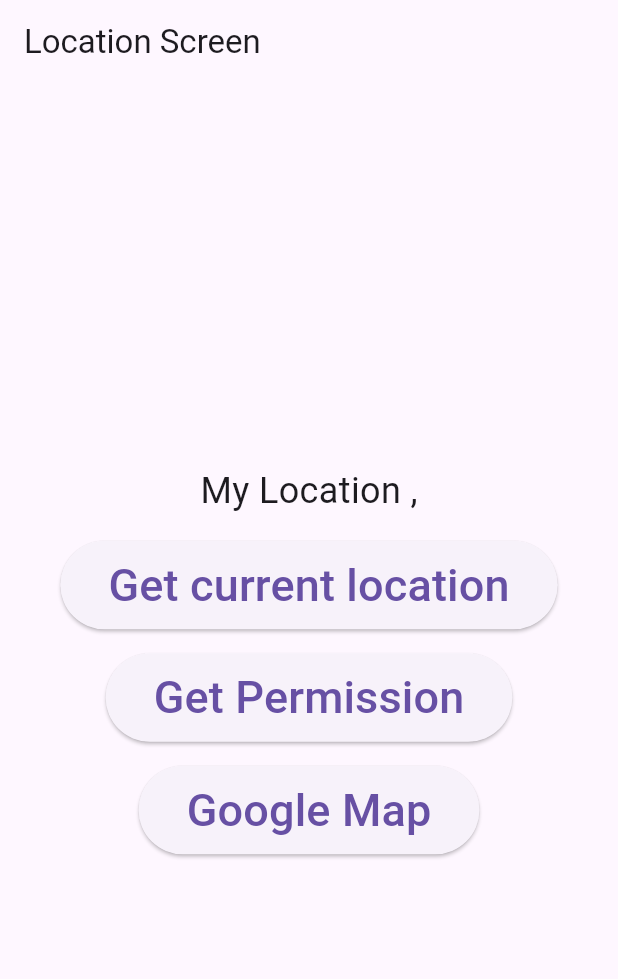
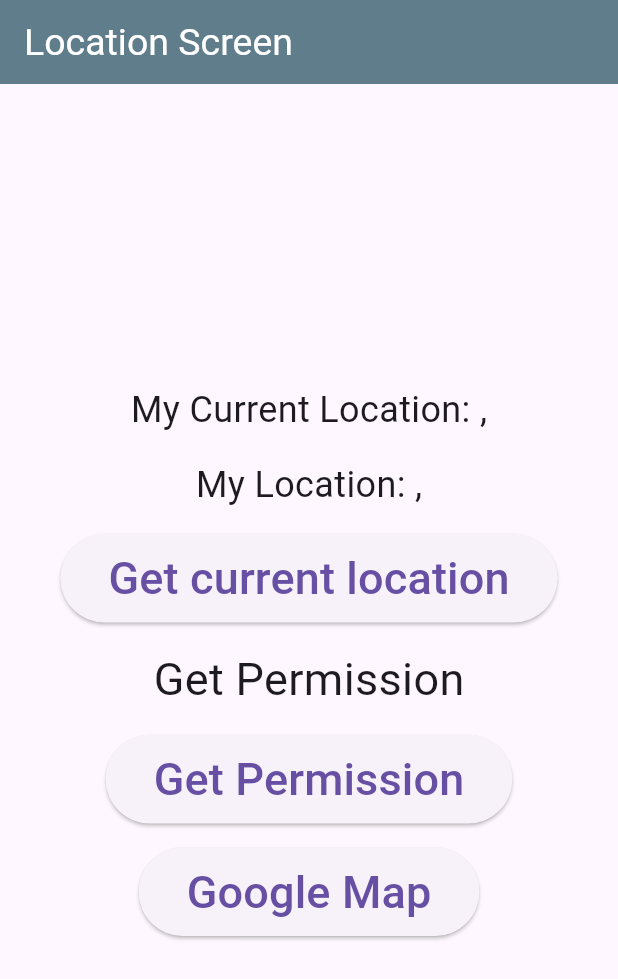
Before and after one commit to mastershanto/flutter_google_map, a Flutter app: the screen it shows after launch, on a phone screen of 412 x 824 dp. Shown: the top 979 px of the screen. Run offline on Flutter 3.47's test engine with Material 3 defaults, Android fonts, the phone set to English and light mode, and no system bars; our stand-ins replace google_maps_flutter, location.

Commit message:
location_screen update _v2

```diff
--- /dev/null
+++ b/lib/app_gm.dart
@@ -0,0 +1,18 @@
+import 'package:flutter/material.dart';
+
+import 'ui_screens/location_screen.dart';
+
+class AppWithGoogleMap extends StatelessWidget {
+  const AppWithGoogleMap({super.key});
+  @override
+  Widget build(BuildContext context) {
+    return MaterialApp(
+      title: 'Google Map Project',
+      theme: ThemeData(
+        primarySwatch: Colors.green,
+        primaryColor: Colors.blue,
+      ),
+      home:  const LocationScreen(),
+    );
+  }
+}
--- a/lib/location_screen.dart
+++ /dev/null
@@ -1,69 +0,0 @@
-
-import 'package:flutter/material.dart';
-import 'package:flutter_google_map/home_screen.dart';
-import 'package:location/location.dart';
-
-class LocationScreen extends StatefulWidget {
-  const LocationScreen({super.key});
-
-  @override
-  State<LocationScreen> createState() => _LocationScreenState();
-}
-
-class _LocationScreenState extends State<LocationScreen> {
-
-  Location location= Location();
-
-  LocationData? currentLocation;
-
-  @override
-  Widget build(BuildContext context) {
-    return SafeArea(
-      child: Scaffold(
-        appBar: AppBar(
-          title: const Text("Location Screen"),
-        ),
-        body: Center(
-          child: Column(
-            mainAxisAlignment: MainAxisAlignment.center,
-            children: [
-              Text("My Location ${currentLocation?.latitude??''},${currentLocation?.longitude??''}",style: const TextStyle(fontSize: 24),),
-              const SizedBox(height: 16,),
-              ElevatedButton(
-                  onPressed: () async {
-                currentLocation= await location.getLocation();
-
-                print("Latitude: ${currentLocation?.latitude}");
-                print("Longiture: ${currentLocation?.longitude}");
-                print("Altitude: ${currentLocation?.altitude}");
-
-
-              }, child: const Padding(
-                padding: EdgeInsets.all(8.0),
-                child: Text("Get current location",style: TextStyle(fontSize: 30),),
-              )),
-              const SizedBox(height: 16,),
-              ElevatedButton(
-                  onPressed: (){
-
-              }, child: const Padding(
-                padding: EdgeInsets.all(8.0),
-                child: Text("Get Permission",style: TextStyle(fontSize: 30),),
-              )),
-              const SizedBox(height: 16,),
-              ElevatedButton(
-                  onPressed: () {
-                     Navigator.push(context, MaterialPageRoute(builder: (context)=>const HomeScreen()));
-              }, child: const Padding(
-                padding: EdgeInsets.all(8.0),
-                child: Text("Google Map",style: TextStyle(fontSize: 30),),
-              ))
-
-            ],
-          ),
-        ),
-
-      ),
-    );
-  }
-}
--- a/lib/main.dart
+++ b/lib/main.dart
@@ -1,22 +1,9 @@
 
 import 'package:flutter/material.dart';
-import 'package:flutter_google_map/location_screen.dart';
+
+
+import 'app_gm.dart';
 
 void main() {
   runApp(const AppWithGoogleMap());
 }
-
-class AppWithGoogleMap extends StatelessWidget {
-  const AppWithGoogleMap({super.key});
-  @override
-  Widget build(BuildContext context) {
-    return MaterialApp(
-      title: 'Google Map Project',
-      theme: ThemeData(
-        primarySwatch: Colors.green,
-        primaryColor: Colors.white,
-      ),
-      home:  const LocationScreen(),
-    );
-  }
-}
--- /dev/null
+++ b/lib/ui_screens/location_screen.dart
@@ -0,0 +1,109 @@
+
+import 'dart:async';
+
+import 'package:flutter/material.dart';
+import 'package:flutter_google_map/ui_screens/home_screen.dart';
+import 'package:location/location.dart';
+
+class LocationScreen extends StatefulWidget {
+  const LocationScreen({super.key});
+
+  @override
+  State<LocationScreen> createState() => _LocationScreenState();
+}
+
+class _LocationScreenState extends State<LocationScreen> {
+
+  Location location= Location();
+
+  LocationData? currentLocation;
+
+  LocationData? myLocation;
+
+  late StreamSubscription locationSubscription;
+
+  @override
+  void initState() {
+    listenToLocation();
+    super.initState();
+  }
+
+  void listenToLocation(){
+     locationSubscription=location.onLocationChanged.listen((locationData) {
+        myLocation=locationData;
+
+        if(mounted){
+          setState(() {});
+        }
+    });
+  }
+
+  @override
+  Widget build(BuildContext context) {
+    return SafeArea(
+      child: Scaffold(
+        appBar: AppBar(
+          title: const Text("Location Screen"),
+          titleTextStyle: const TextStyle(color: Colors.white,fontSize: 25),
+          backgroundColor: Colors.blueGrey,
+        ),
+        body: Center(
+          child: Padding(
+            padding: const EdgeInsets.all(16.0),
+            child: Column(
+              mainAxisAlignment: MainAxisAlignment.center,
+              crossAxisAlignment: CrossAxisAlignment.center,
+              children: [
+                Text("My Current Location: ${myLocation?.latitude??''},${myLocation?.longitude??''}",style: const TextStyle(fontSize: 24),),
+                const SizedBox(height: 16,),
+
+                Text("My Location: ${currentLocation?.latitude??''},${currentLocation?.longitude??''}",style: const TextStyle(fontSize: 24),),
+                const SizedBox(height: 16,),
+                ElevatedButton(
+                    onPressed: () async {
+                  currentLocation= await location.getLocation();
+
+                  print("Latitude: ${currentLocation?.latitude}");
+                  print("Longiture: ${currentLocation?.longitude}");
+                  print("Altitude: ${currentLocation?.altitude}");
+
+
+                }, child: const Padding(
+                  padding: EdgeInsets.all(8.0),
+                  child: Text("Get current location",style: TextStyle(fontSize: 30),),
+                )),
+                const SizedBox(height: 16,),
+                 const Text("Get Permission",style: TextStyle(fontSize: 30),),
+                const SizedBox(height: 16,),
+                ElevatedButton(
+                    onPressed: () async{
+
+                      PermissionStatus status=await location.hasPermission();
+                      if(status==PermissionStatus.denied||status==PermissionStatus.deniedForever){
+                        await location.requestPermission();
+                        await location.getLocation();
+                      }
+
+                      print(await location.hasPermission());
+                }, child: const Padding(
+                  padding: EdgeInsets.all(8.0),
+                  child: Text("Get Permission",style: TextStyle(fontSize: 30),),
+                )),
+                const SizedBox(height: 16,),
+                ElevatedButton(
+                    onPressed: () {
+                       Navigator.push(context, MaterialPageRoute(builder: (context)=>const HomeScreen()));
+                }, child: const Padding(
+                  padding: EdgeInsets.all(8.0),
+                  child: Text("Google Map",style: TextStyle(fontSize: 30),),
+                ))
+
+              ],
+            ),
+          ),
+        ),
+
+      ),
+    );
+  }
+}
```
Also changed, not shown: lib/data/lat_lng_data.dart (added, +21 -0 lines), lib/ui_screens/home_screen.dart (renamed from lib/home_screen.dart, +61 -24 lines), pubspec.lock, 1 other file.
